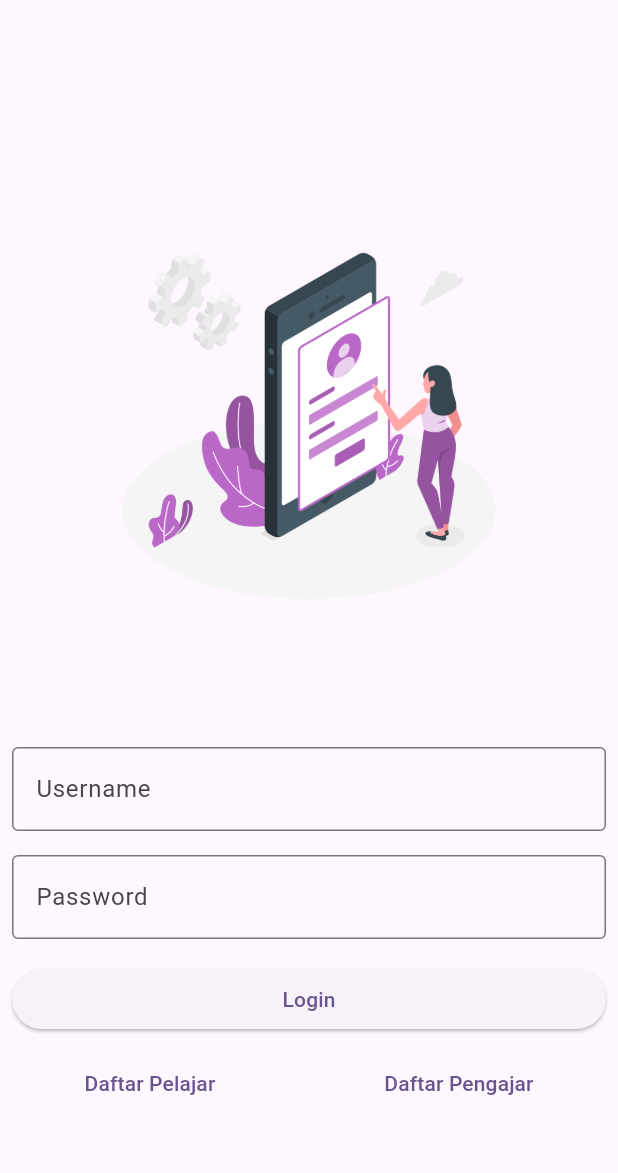
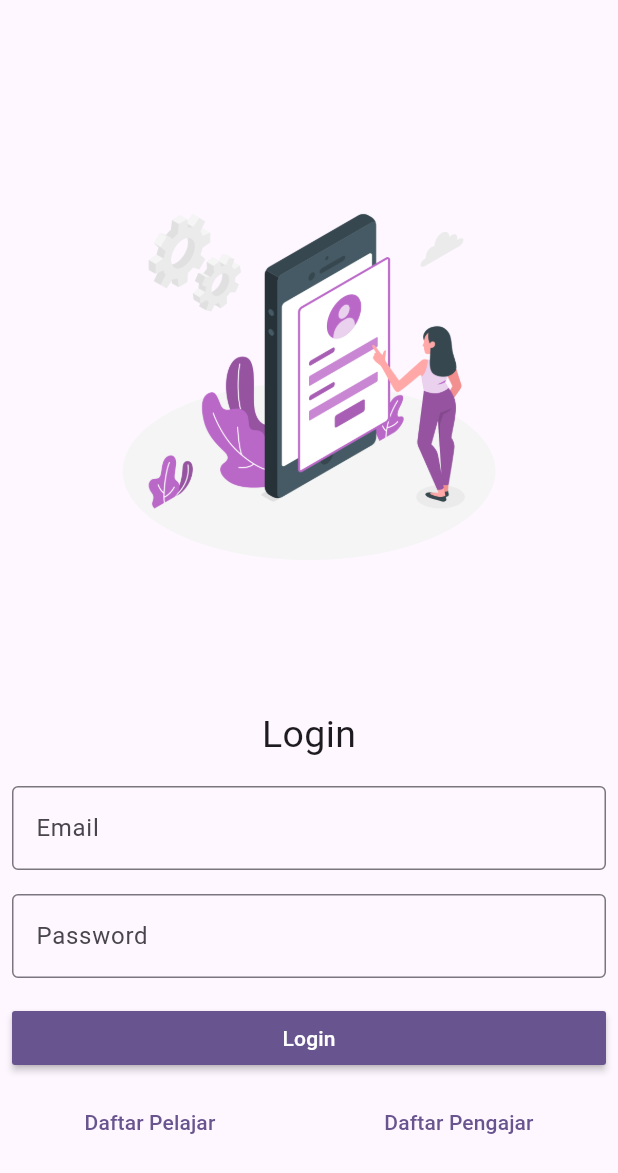
Before and after one commit to dedyksuntoro/nurse_psc, a Flutter app: the screen it shows after launch, after a tap on "Login", on a phone screen of 412 x 824 dp. Shown: the top 1173 px of the screen. Run offline on Flutter 3.47's test engine with Material 2 defaults, Android fonts, the phone set to English and light mode, and no system bars; drawn by our look-alikes of flutter_form_builder; our stand-ins replace awesome_dialog, flutter_easyloading, form_builder_validators, shared_preferences.

Commit message:
Update login

```diff
--- a/lib/api/api_database.dart
+++ b/lib/api/api_database.dart
@@ -4,13 +4,14 @@ import 'package:http/http.dart';
 import 'package:http/http.dart' as http;
 import 'package:shared_preferences/shared_preferences.dart';
 
-String _baseUrl = "http://192.168.0.113/api_nurse_psc/";
+// String _baseUrl = "http://192.168.0.113/api_nurse_psc/";
+String _baseUrl = "http://192.168.1.7/api_nurse_psc/";
 
 class ApiDatabase {
-  Future login(String username, String password) async {
+  Future login(String email, String password) async {
     try {
-      Response response = await post(Uri.parse('${_baseUrl}karyawan/login.php'),
-          body: {'username': username, 'password': password});
+      Response response = await post(Uri.parse('${_baseUrl}get_login.php'),
+          body: {'email': email, 'password': password});
       return jsonDecode(response.body.toString());
     } catch (e) {
       return e.toString();
--- a/lib/main.dart
+++ b/lib/main.dart
@@ -1,6 +1,8 @@
 import 'package:flutter/material.dart';
 import 'package:flutter_easyloading/flutter_easyloading.dart';
 import 'package:nurse_psc/page/login.dart';
+import 'package:nurse_psc/page/pelajar/pelajar_home.dart';
+import 'package:nurse_psc/page/pengajar/pengajar_home.dart';
 import 'package:nurse_psc/page/register_pelajar.dart';
 import 'package:nurse_psc/page/register_pengajar.dart';
 
@@ -16,8 +18,13 @@ class MyApp extends StatelessWidget {
   Widget build(BuildContext context) {
     return MaterialApp(
       routes: {
+        // PELAJAR
         '/register-pelajar': (context) => const RegisterPelajar(),
+        '/home-pelajar': (context) => const PelajarHome(),
+
+        // PENGAJAR
         '/register-pengajar': (context) => const RegisterPengajar(),
+        '/home-pengajar': (context) => const PengajarHome(),
       },
       theme: ThemeData(
         colorScheme: ColorScheme.fromSeed(seedColor: Colors.deepPurple),
--- a/lib/page/login.dart
+++ b/lib/page/login.dart
@@ -1,4 +1,10 @@
+import 'package:awesome_dialog/awesome_dialog.dart';
 import 'package:flutter/material.dart';
+import 'package:flutter_easyloading/flutter_easyloading.dart';
+import 'package:flutter_form_builder/flutter_form_builder.dart';
+import 'package:form_builder_validators/form_builder_validators.dart';
+import 'package:nurse_psc/api/api_database.dart';
+import 'package:shared_preferences/shared_preferences.dart';
 
 class Login extends StatefulWidget {
   const Login({super.key});
@@ -8,14 +14,16 @@ class Login extends StatefulWidget {
 }
 
 class _LoginState extends State<Login> {
+  final _formKeyLogin = GlobalKey<FormBuilderState>();
+
   @override
   Widget build(BuildContext context) {
     return Scaffold(
       body: Center(
         child: SingleChildScrollView(
+          child: FormBuilder(
+            key: _formKeyLogin,
             child: Column(
-            mainAxisAlignment: MainAxisAlignment.center,
-            crossAxisAlignment: CrossAxisAlignment.stretch,
               children: [
                 const Padding(
                   padding: EdgeInsets.all(30.0),
@@ -25,27 +33,42 @@ class _LoginState extends State<Login> {
                 ),
                 const Padding(
                   padding: EdgeInsets.all(8.0),
-                child: TextField(
-                  decoration: InputDecoration(
-                    border: OutlineInputBorder(),
-                    labelText: 'Username',
-                  ),
-                ),
-              ),
-              const Padding(
-                padding: EdgeInsets.all(8.0),
-                child: TextField(
-                  obscureText: true,
-                  decoration: InputDecoration(
-                    border: OutlineInputBorder(),
-                    labelText: 'Password',
-                  ),
+                  child: Text(
+                    'Login',
+                    style: TextStyle(fontSize: 25),
                   ),
                 ),
                 Padding(
                   padding: const EdgeInsets.all(8.0),
-                child: ElevatedButton(
-                  onPressed: () {},
+                  child: FormBuilderTextField(
+                    name: 'email',
+                    decoration: const InputDecoration(
+                        labelText: 'Email', border: OutlineInputBorder()),
+                    validator: FormBuilderValidators.compose([
+                      FormBuilderValidators.required(),
+                      FormBuilderValidators.email(),
+                    ]),
+                  ),
+                ),
+                Padding(
+                  padding: const EdgeInsets.all(8.0),
+                  child: FormBuilderTextField(
+                    name: 'password',
+                    obscureText: true,
+                    decoration: const InputDecoration(
+                        labelText: 'Password', border: OutlineInputBorder()),
+                    validator: FormBuilderValidators.compose([
+                      FormBuilderValidators.required(),
+                    ]),
+                  ),
+                ),
+                Padding(
+                  padding: const EdgeInsets.all(8.0),
+                  child: MaterialButton(
+                    minWidth: double.maxFinite,
+                    color: Theme.of(context).primaryColor,
+                    textColor: Colors.white,
+                    onPressed: prosesLogin,
                     child: const Text('Login'),
                   ),
                 ),
@@ -78,6 +101,60 @@ class _LoginState extends State<Login> {
             ),
           ),
         ),
+      ),
     );
   }
+
+  Future<void> prosesLogin() async {
+    if (_formKeyLogin.currentState!.saveAndValidate()) {
+      EasyLoading.show(status: 'Mohon Tunggu');
+
+      dynamic data = await ApiDatabase().login(
+        _formKeyLogin.currentState!.value['email'],
+        _formKeyLogin.currentState!.value['password'],
+      );
+
+      if (data['token'] != null) {
+        SharedPreferences prefs = await SharedPreferences.getInstance();
+        prefs.setString('token', data['token']);
+        prefs.setString('id', data['id']);
+        prefs.setString('nama', data['nama']);
+        prefs.setString('jenis_kelamin', data['jenis_kelamin']);
+        prefs.setString('alamat', data['alamat']);
+        prefs.setString(
+          'email',
+          _formKeyLogin.currentState!.value['email'],
+        );
+        prefs.setString('tipe_user', data['tipe_user']);
+        prefs.setString(
+          'password',
+          _formKeyLogin.currentState!.value['password'],
+        );
+        EasyLoading.dismiss();
+        if (data['tipe_user'] == 'Pelajar') {
+          if (context.mounted) {
+            Navigator.pushReplacementNamed(context, '/home-pelajar');
           }
+        } else if (data['tipe_user'] == 'Pengajar') {
+          if (context.mounted) {
+            Navigator.pushReplacementNamed(context, '/home-pengajar');
+          }
+        }
+      } else {
+        EasyLoading.dismiss();
+        if (context.mounted) {
+          AwesomeDialog(
+            context: context,
+            dismissOnBackKeyPress: false,
+            dismissOnTouchOutside: false,
+            dialogType: DialogType.error,
+            animType: AnimType.scale,
+            title: data['status'],
+            desc: data['pesannya'],
+            btnOkOnPress: () {},
+          ).show();
+        }
+      }
+    }
+  }
+}
--- a/lib/page/register_pengajar.dart
+++ b/lib/page/register_pengajar.dart
@@ -161,7 +161,7 @@ class _RegisterPengajarState extends State<RegisterPengajar> {
                       }
                     },
                   ),
-                )
+                ),
               ],
             ),
           ),
```
Also changed, not shown: lib/page/helper/header_widget.dart (added, +162 -0 lines), lib/page/pelajar/pelajar_home.dart (added, +183 -0 lines), lib/page/pengajar/pengajar_home.dart (added, +183 -0 lines), 1 other file. Lines whose indentation alone changed are shown as unchanged.
